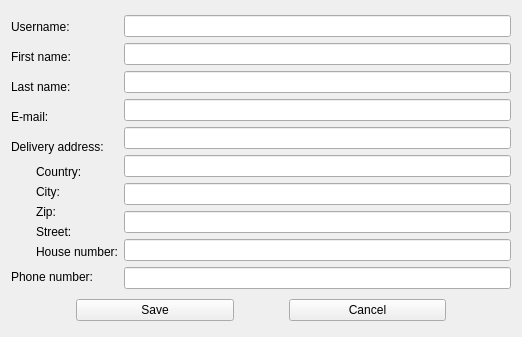
Qt form frontend/ui/usersettingswindow.ui (NVKShop/nvk-client) before a commit.
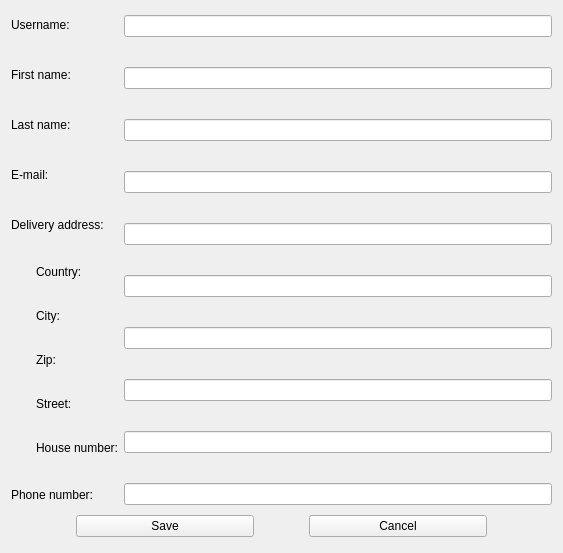
The same form after that commit.

What changed in the file:
```diff
--- a/frontend/ui/usersettingswindow.ui
+++ b/frontend/ui/usersettingswindow.ui
@@ -6,8 +6,8 @@
    <rect>
     <x>0</x>
     <y>0</y>
-    <width>522</width>
-    <height>337</height>
+    <width>563</width>
+    <height>553</height>
    </rect>
   </property>
   <property name="windowTitle">
@@ -18,6 +18,9 @@
     <layout class="QHBoxLayout" name="horizontalLayout">
      <item>
       <layout class="QVBoxLayout" name="verticalLayout_3">
+       <property name="spacing">
+        <number>30</number>
+       </property>
        <item>
         <widget class="QLabel" name="label">
          <property name="text">
@@ -55,6 +58,9 @@
        </item>
        <item>
         <layout class="QVBoxLayout" name="verticalLayout_2">
+         <property name="spacing">
+          <number>30</number>
+         </property>
          <property name="leftMargin">
           <number>25</number>
          </property>
@@ -106,6 +112,9 @@
      </item>
      <item>
       <layout class="QVBoxLayout" name="verticalLayout">
+       <property name="spacing">
+        <number>30</number>
+       </property>
        <item>
         <widget class="QLineEdit" name="userNameLineEdit"/>
        </item>
```
